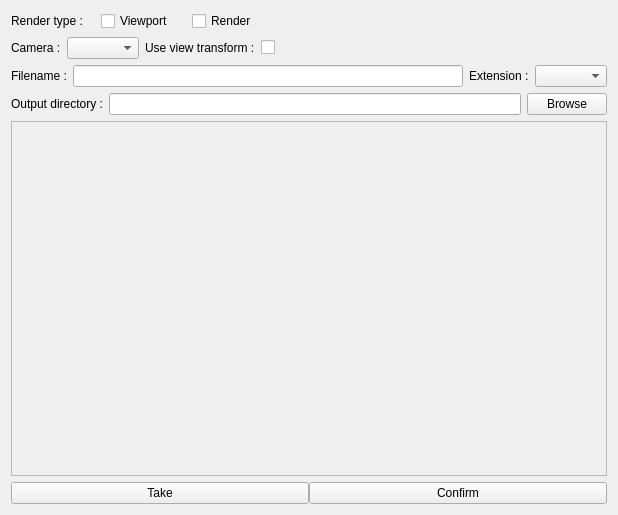
The window that gazupublisher/resources/views/TakePreviewWidget.ui (cgwire/kitsu-publisher-deprecated) describes before a commit, drawn with Qt 5.
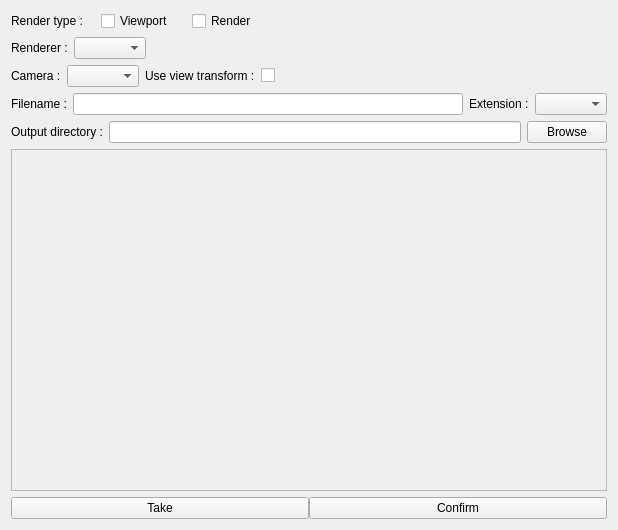
The same window after the commit.

Commit message: [NEW] First UI changes for Houdini context

What changed in the file:
```diff
--- a/gazupublisher/resources/views/TakePreviewWidget.ui
+++ b/gazupublisher/resources/views/TakePreviewWidget.ui
@@ -99,6 +99,47 @@
         </layout>
        </widget>
       </item>
+      <item>
+       <widget class="QWidget" name="renderer_widget" native="true">
+        <layout class="QHBoxLayout" name="horizontalLayout_5">
+         <property name="leftMargin">
+          <number>0</number>
+         </property>
+         <property name="topMargin">
+          <number>0</number>
+         </property>
+         <property name="rightMargin">
+          <number>0</number>
+         </property>
+         <property name="bottomMargin">
+          <number>0</number>
+         </property>
+         <item>
+          <widget class="QLabel" name="renderer_label">
+           <property name="text">
+            <string>Renderer :</string>
+           </property>
+          </widget>
+         </item>
+         <item>
+          <widget class="QComboBox" name="renderer_cb"/>
+         </item>
+         <item>
+          <spacer name="horizontalSpacer_3">
+           <property name="orientation">
+            <enum>Qt::Horizontal</enum>
+           </property>
+           <property name="sizeHint" stdset="0">
+            <size>
+             <width>40</width>
+             <height>20</height>
+            </size>
+           </property>
+          </spacer>
+         </item>
+        </layout>
+       </widget>
+      </item>
       <item>
        <widget class="QWidget" name="camera_widget" native="true">
         <property name="sizePolicy">
```
The commit also changes 2 other files.
